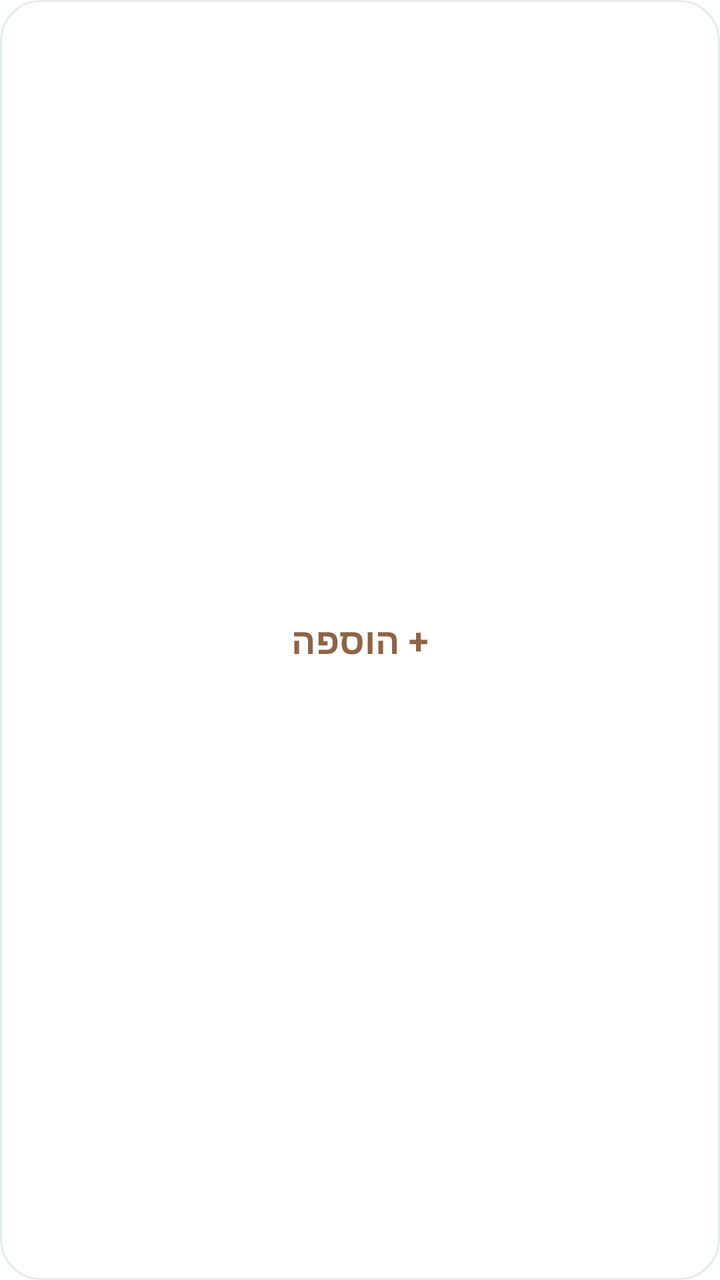
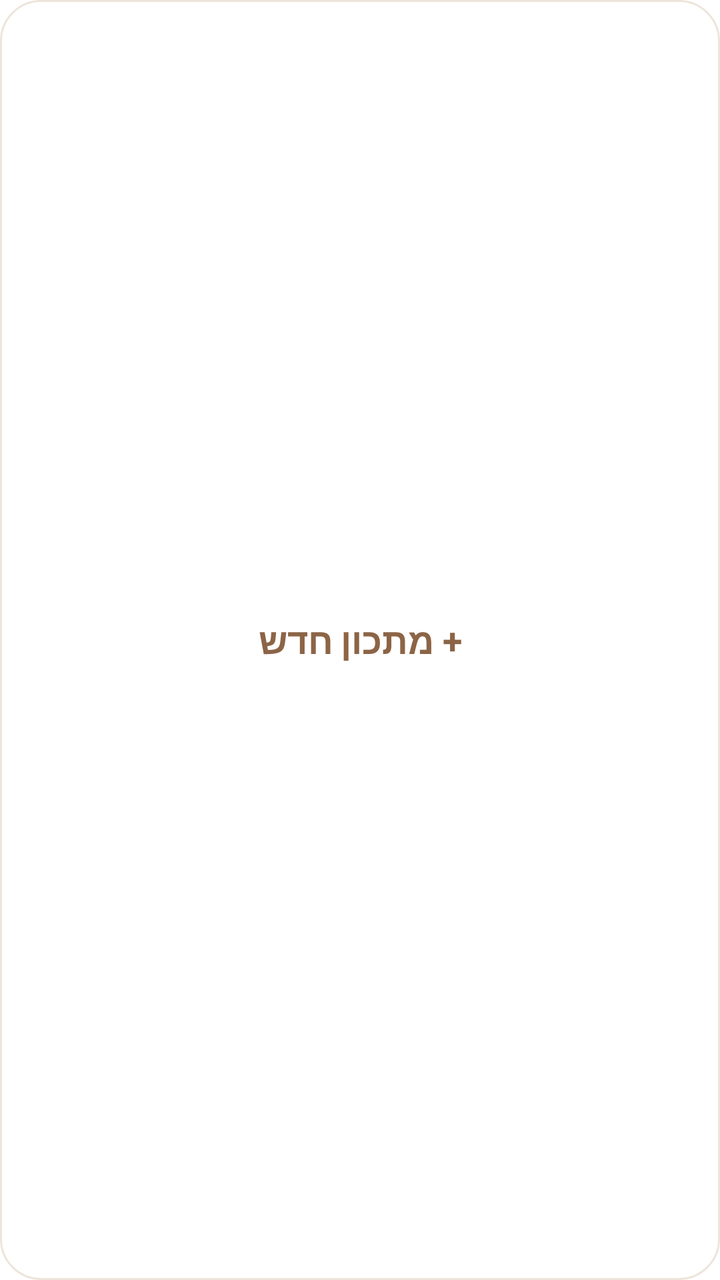

Screens rendered from an Android XML layout before and after an edit, with the pre-edit source and the edit as a unified diff.
<!-- AndroidManifest.xml: fallback theme Theme.MaterialComponents.DayNight.NoActionBar -->
<!-- res/layout/widget_quick_add.xml -->
<?xml version="1.0" encoding="utf-8"?>
<LinearLayout xmlns:android="http://schemas.android.com/apk/res/android"
    android:id="@+id/root"
    android:layout_width="match_parent"
    android:layout_height="match_parent"
    android:background="@drawable/widget_background"
    android:gravity="center"
    android:layoutDirection="rtl"
    android:orientation="horizontal"
    android:padding="12dp">
    <TextView
        android:layout_width="wrap_content"
        android:layout_height="wrap_content"
        android:text="+ הוספה"
        android:textColor="#8C6446"
        android:textSize="18sp"
        android:textStyle="bold" />
</LinearLayout>
<!-- resources referenced by this layout -->
<resources>
  <!-- drawable widget_background (drawable) -->
  <?xml version="1.0" encoding="utf-8"?>
  <shape xmlns:android="http://schemas.android.com/apk/res/android">
      <solid android:color="#FFFFFF" />
      <stroke android:width="1dp" android:color="#E4ECE8" />
      <corners android:radius="20dp" />
  </shape>
</resources>

<!-- the commit's change to res/layout/widget_quick_add.xml (unified diff, before → after) -->
@@ -11,7 +11,7 @@
     <TextView
         android:layout_width="wrap_content"
         android:layout_height="wrap_content"
-        android:text="+ הוספה"
+        android:text="+ מתכון חדש"
         android:textColor="#8C6446"
         android:textSize="18sp"
         android:textStyle="bold" />
<!-- resource entries referenced after the edit -->
@@ -4,7 +4,7 @@
   <?xml version="1.0" encoding="utf-8"?>
   <shape xmlns:android="http://schemas.android.com/apk/res/android">
       <solid android:color="#FFFFFF" />
-      <stroke android:width="1dp" android:color="#E4ECE8" />
+      <stroke android:width="1dp" android:color="#EEE5DA" />
       <corners android:radius="20dp" />
   </shape>
 </resources>
